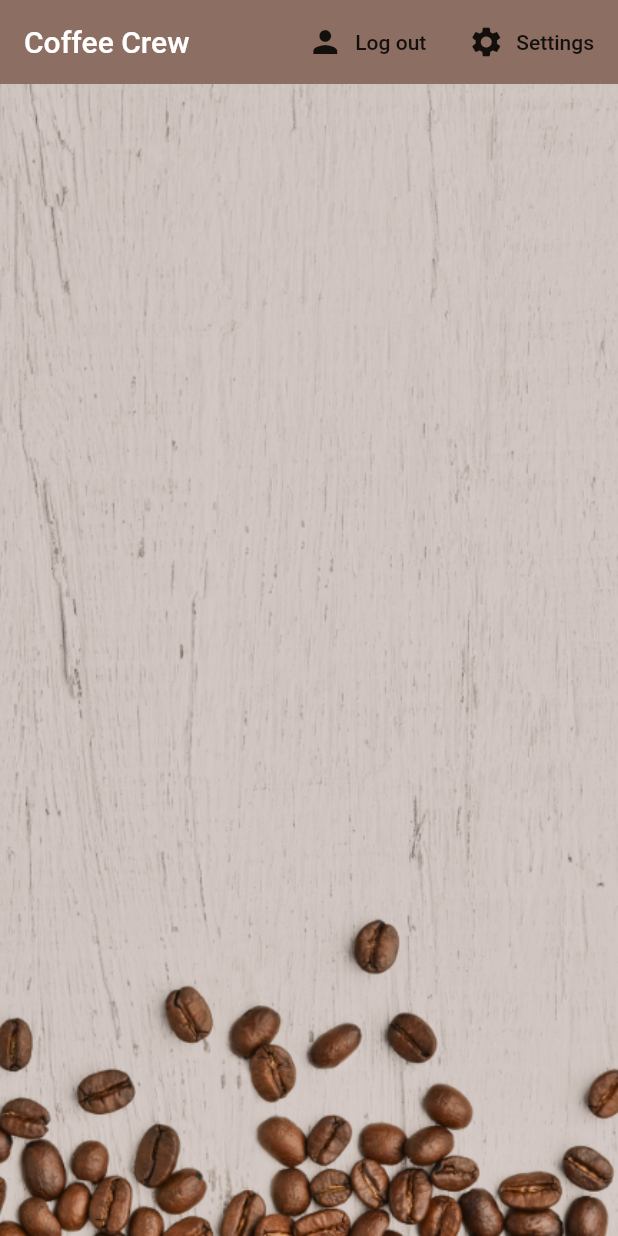
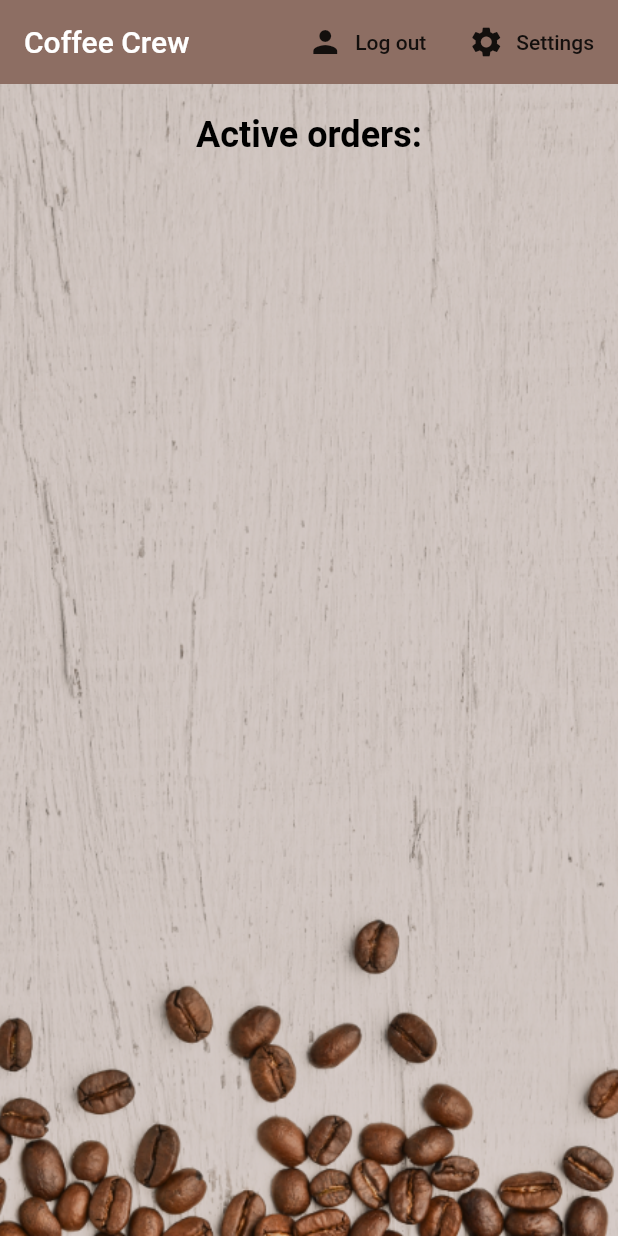
Before and after one commit to AlexSky230/brew_crew, a Flutter app: the screen it shows once a user with an empty profile is signed in, on a phone screen of 412 x 824 dp. Run offline on Flutter 3.47's test engine with Material 2 defaults, Android fonts, the phone set to English and light mode, and no system bars; our stand-ins replace cloud_firestore, firebase_auth, firebase_core, flutter_spinkit; accounts and stored records are empty.

Commit message:
Added active orders title over list, make list title adjustable height depending on the length

```diff
--- a/lib/screens/home/brew_tile.dart
+++ b/lib/screens/home/brew_tile.dart
@@ -32,6 +32,7 @@ class BrewTile extends StatelessWidget {
       child: Card(
         margin: EdgeInsets.fromLTRB(20, 6, 20, 0),
         child: ListTile(
+          isThreeLine: brew.type.length > 20,
           leading: Stack(
             alignment: Alignment.center,
             children: [
--- a/lib/screens/home/home.dart
+++ b/lib/screens/home/home.dart
@@ -4,12 +4,14 @@ import 'package:sky_brew_crew/screens/home/settings_form.dart';
 import 'package:sky_brew_crew/services/auth.dart';
 import 'package:provider/provider.dart';
 import 'package:sky_brew_crew/services/database.dart';
+import 'package:intl/intl.dart';
 
 import 'brew_list.dart';
 
 class Home extends StatelessWidget {
 
   final AuthService _auth = AuthService();
+  final String now = DateFormat("MMM-dd").format(DateTime.now());
 
   @override
   Widget build(BuildContext context) {
@@ -54,7 +56,23 @@ class Home extends StatelessWidget {
               colorFilter: new ColorFilter.mode(Colors.brown.withOpacity(0.3), BlendMode.multiply),
             )
           ),
-            child: BrewList()
+            child: Padding(
+              padding: const EdgeInsets.only(top: 20),
+              child: Column(
+                children: [
+                  Text(
+                    'Active orders:',
+                    style: TextStyle(
+                      fontSize: 24,
+                      color: Colors.black,
+                      fontWeight: FontWeight.bold,
+                    ),
+
+                  ),
+                  Container(height: 600, child: BrewList()),
+                ],
+              ),
+            )
         ),
       ),
     );
--- a/pubspec.yaml
+++ b/pubspec.yaml
@@ -35,6 +35,7 @@ dependencies:
   cupertino_icons: ^1.0.2
 
 dev_dependencies:
+  intl: ^0.16.1
   flutter_test:
     sdk: flutter
   integration_test:
```
